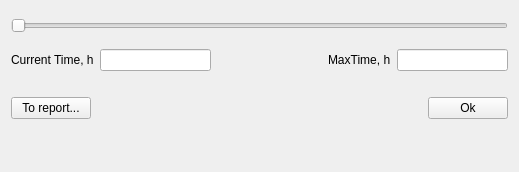
This is FormAboCalc.ui in znseday/snnoro as Qt 5 draws it before an edit. The edited form follows.
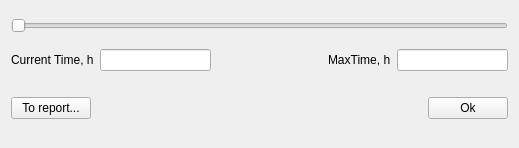
This is the edited form.

The edit to the form file:
```diff
--- a/FormAboCalc.ui
+++ b/FormAboCalc.ui
@@ -7,7 +7,7 @@
     <x>0</x>
     <y>0</y>
     <width>519</width>
-    <height>172</height>
+    <height>148</height>
    </rect>
   </property>
   <property name="windowTitle">
```
